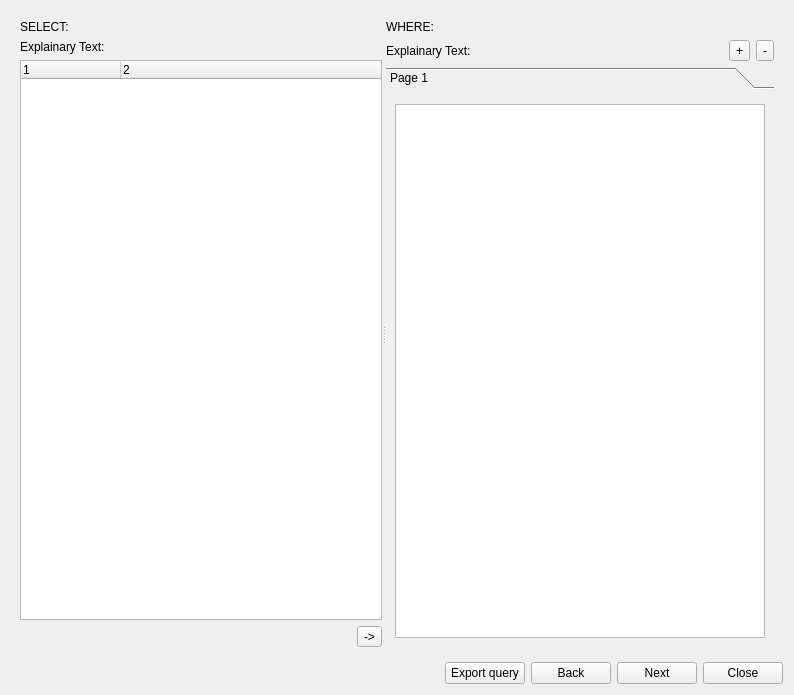
Qt form src/Windows/reporthistoryquery.ui (Crystal-Photonics/crystalTestFrameworkApp) before a commit.
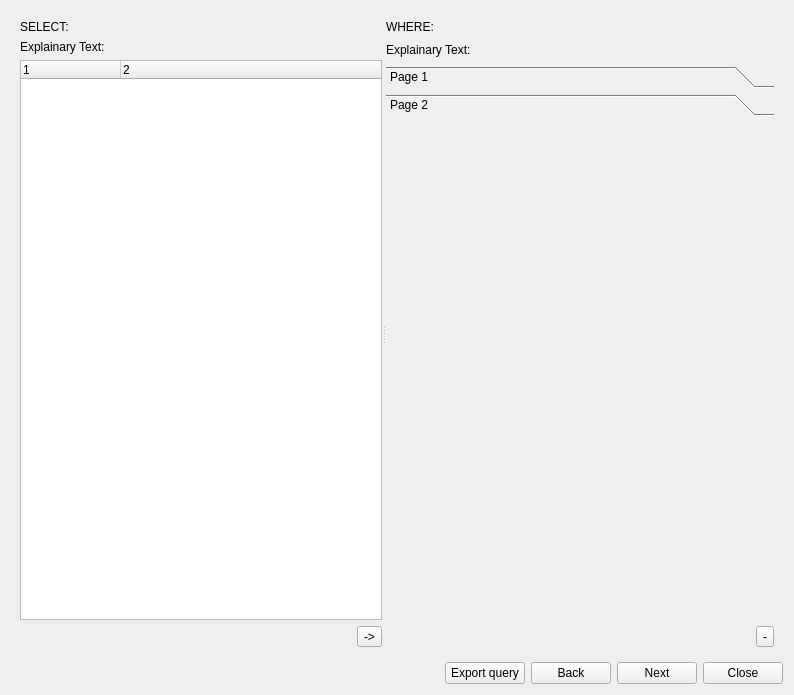
The same form after that commit. The open tabs and pages were chosen to show the change.

Commit message: -refs #1176 "query report history"

What changed in the file:
```diff
--- a/src/Windows/reporthistoryquery.ui
+++ b/src/Windows/reporthistoryquery.ui
@@ -171,7 +171,7 @@
          <property name="orientation">
           <enum>Qt::Horizontal</enum>
          </property>
-         <widget class="QWidget" name="">
+         <widget class="QWidget" name="layoutWidget">
           <layout class="QVBoxLayout" name="verticalLayout_3">
            <item>
             <widget class="QLabel" name="label_4">
@@ -239,7 +239,7 @@
            </item>
           </layout>
          </widget>
-         <widget class="QWidget" name="">
+         <widget class="QWidget" name="layoutWidget">
           <layout class="QVBoxLayout" name="verticalLayout_2">
            <item>
             <widget class="QLabel" name="label_5">
@@ -273,20 +273,6 @@
                </property>
               </spacer>
              </item>
-             <item>
-              <widget class="QToolButton" name="btn_where_add">
-               <property name="text">
-                <string>+</string>
-               </property>
-              </widget>
-             </item>
-             <item>
-              <widget class="QToolButton" name="btn_where_del">
-               <property name="text">
-                <string>-</string>
-               </property>
-              </widget>
-             </item>
             </layout>
            </item>
            <item>
@@ -300,7 +286,7 @@
                 <x>0</x>
                 <y>0</y>
                 <width>388</width>
-                <height>554</height>
+                <height>499</height>
                </rect>
               </property>
               <attribute name="label">
@@ -312,8 +298,45 @@
                </item>
               </layout>
              </widget>
+             <widget class="QWidget" name="page_6">
+              <property name="geometry">
+               <rect>
+                <x>0</x>
+                <y>0</y>
+                <width>388</width>
+                <height>499</height>
+               </rect>
+              </property>
+              <attribute name="label">
+               <string>Page 2</string>
+              </attribute>
+             </widget>
             </widget>
            </item>
+           <item>
+            <layout class="QHBoxLayout" name="horizontalLayout">
+             <item>
+              <spacer name="horizontalSpacer_6">
+               <property name="orientation">
+                <enum>Qt::Horizontal</enum>
+               </property>
+               <property name="sizeHint" stdset="0">
+                <size>
+                 <width>40</width>
+                 <height>20</height>
+                </size>
+               </property>
+              </spacer>
+             </item>
+             <item>
+              <widget class="QToolButton" name="btn_where_del">
+               <property name="text">
+                <string>-</string>
+               </property>
+              </widget>
+             </item>
+            </layout>
+           </item>
           </layout>
          </widget>
         </widget>
```
The commit also changes 2 other files.
